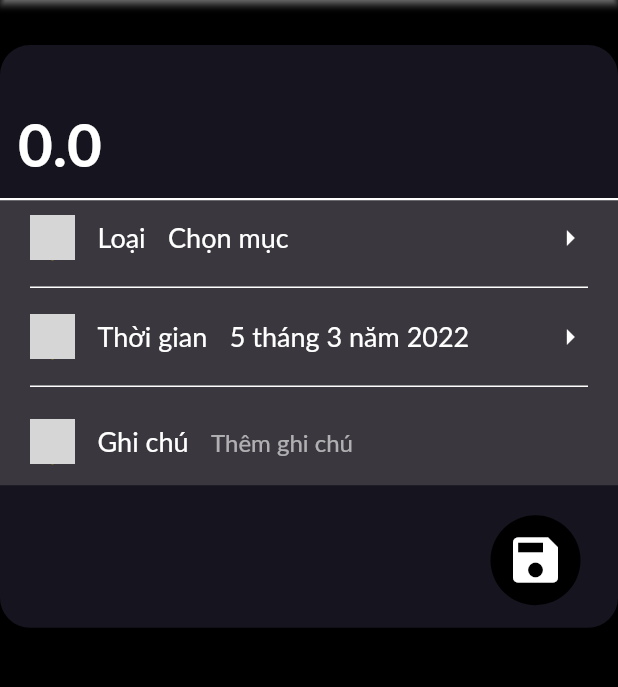
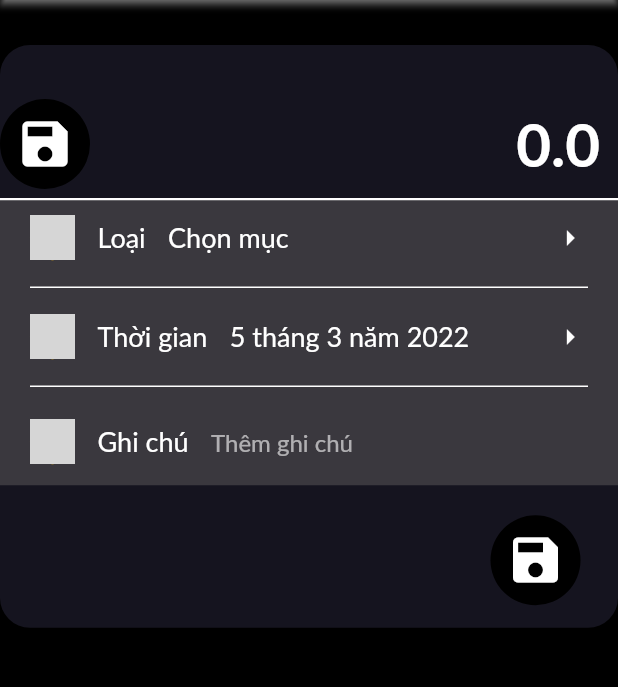
Before and after one commit to viettranvan/spending_management, a Flutter app: the NewSpendingView screen opened directly, on a phone screen of 412 x 824 dp, the part 84-771 px from its top. Run offline on Flutter 3.47's test engine with Material 2 defaults, Android fonts, the phone set to English and light mode, and no system bars; our stand-ins replace bloc, firebase_auth, firebase_core, firebase_storage, flutter_bloc, image_picker and 1 more; accounts and stored records are empty; network calls fail; Roboto replaces fonts that are missing (Lato); grey boxes are pictures that could not be loaded.

Commit message:
pick spending type value

```diff
--- a/lib/UI/bottom_modal_sheet/spending/bloc/spending_bloc.dart
+++ b/lib/UI/bottom_modal_sheet/spending/bloc/spending_bloc.dart
@@ -1,7 +1,7 @@
 import 'package:bloc/bloc.dart';
 import 'package:flutter/cupertino.dart';
 import '../mockdata/spending_data.dart';
-import '../model/spending.dart';
+import '../../../../models/spending_model.dart';
 
 part 'spending_event.dart';
 part 'spending_state.dart';
--- a/lib/UI/bottom_modal_sheet/spending/mockdata/spending_data.dart
+++ b/lib/UI/bottom_modal_sheet/spending/mockdata/spending_data.dart
@@ -1,5 +1,5 @@
 
-import '../model/spending.dart';
+import '../../../../models/spending_model.dart';
 
 List<SpendingModel> listSpending = [
   SpendingModel(iconPath: '',title: 'Thực phẩm'),
--- a/lib/UI/bottom_modal_sheet/spending/view/spending_view.dart
+++ b/lib/UI/bottom_modal_sheet/spending/view/spending_view.dart
@@ -1,6 +1,7 @@
 import 'package:flutter/material.dart';
 import 'package:flutter_bloc/flutter_bloc.dart';
 import 'package:spending_management/UI/bottom_modal_sheet/spending/bloc/spending_bloc.dart';
+import 'package:spending_management/models/spending_model.dart';
 import '../../widget/widget.dart';
 
 class SpendingView extends StatelessWidget {
@@ -14,6 +15,7 @@ class SpendingView extends StatelessWidget {
       return BlocBuilder<SpendingBloc,SpendingState>(
         builder:(context, state) =>  GestureDetector(
           onTap: () {
+            Navigator.of(context).pop<SpendingModel>((state as SpendingInitial).lists[index]);
           },
           child: TypeItem(
             iconPath:
--- a/lib/UI/new_spending/bloc/new_spending_event.dart
+++ b/lib/UI/new_spending/bloc/new_spending_event.dart
@@ -14,3 +14,9 @@ class PickDate extends NewSpendingEvent {
 
   PickDate({required this.date});
 }
+
+class PickSpendingType extends NewSpendingEvent {
+  final SpendingModel? spendingModel;
+
+  PickSpendingType({required this.spendingModel});
+}
--- a/lib/UI/new_spending/bloc/new_spending_state.dart
+++ b/lib/UI/new_spending/bloc/new_spending_state.dart
@@ -6,13 +6,15 @@ abstract class NewSpendingState {}
 class NewSpendingInitial extends NewSpendingState {
   final String money;
   final String? chooseDay;
+  final SpendingModel? spendingType;
 
-  NewSpendingInitial({required this.money, this.chooseDay});
+  NewSpendingInitial({required this.money, this.chooseDay, this.spendingType});
 
-  NewSpendingInitial update({String? money, String? chooseDay}){
+  NewSpendingInitial update({String? money, String? chooseDay, SpendingModel? spendingType}){
     return NewSpendingInitial(
       money: money  ?? this.money,
-      chooseDay: chooseDay ?? this.chooseDay
+      chooseDay: chooseDay ?? this.chooseDay,
+      spendingType: spendingType ?? this.spendingType
     );
   }
 }
--- a/lib/UI/new_spending/view/new_spending_view.dart
+++ b/lib/UI/new_spending/view/new_spending_view.dart
@@ -1,5 +1,7 @@
 import 'package:flutter/material.dart';
 import 'package:flutter_bloc/flutter_bloc.dart';
+import 'package:spending_management/UI/bottom_modal_sheet/type_modal_bs.dart/bloc/type_bloc.dart';
+import 'package:spending_management/models/spending_model.dart';
 import 'package:spending_management/utils/utils.dart';
 
 import '../../bottom_modal_sheet/type_modal_bs.dart/view/type_modal_bs.dart';
@@ -50,7 +52,7 @@ class NewSpendingView extends StatelessWidget {
                     mainAxisAlignment: MainAxisAlignment.start,
                     crossAxisAlignment: CrossAxisAlignment.start,
                     children: [
-                      _moneyTextField(bloc),
+                      _moneyTextField(context, bloc),
                       _moneyValue(state),
                       Container(
                         padding: const EdgeInsets.symmetric(horizontal: 20.0),
@@ -61,7 +63,7 @@ class NewSpendingView extends StatelessWidget {
                             )),
                         child: Column(
                           children: [
-                            _type(context),
+                            _type(context, bloc),
                             const CustomDivider(),
                             _time(context),
                             const CustomDivider(),
@@ -96,20 +98,57 @@ class NewSpendingView extends StatelessWidget {
     );
   }
 
-  Widget _moneyTextField(NewSpendingBloc bloc) {
-    return TextField(
+  Widget _moneyTextField(BuildContext context, NewSpendingBloc bloc) {
+    return Row(
+      children: [
+        BlocBuilder<NewSpendingBloc, NewSpendingState>(
+          builder: (context, state) => Row(
+            crossAxisAlignment: CrossAxisAlignment.end,
+            children: [
+              GestureDetector(
+                onTap: () => _openSpendingType(context, bloc),
+                child: const CircleAvatar(
+                  radius: 30.0,
+                  child: Icon(
+                    Icons.save,
+                    size: 40.0,
+                  ),
+                ),
+              ),
+              const SizedBox(
+                width: 5.0,
+              ),
+              (state as NewSpendingInitial).spendingType == null
+                  ? const Padding(
+                      padding: EdgeInsets.only(bottom: 10.0),
+                      child: Text(''),
+                    )
+                  : Padding(
+                      padding: const EdgeInsets.only(bottom: 10.0),
+                      child: Text(state.spendingType?.title ?? ''),
+                    ),
+            ],
+          ),
+        ),
+        Expanded(
+          child: TextField(
             controller: bloc.moneyController,
             style: kTextSize40BoldWhite,
             keyboardType: TextInputType.number,
             onChanged: (value) {
               bloc.add(MoneyChange(money: value));
             },
+            textAlign: TextAlign.end,
             decoration: const InputDecoration(
               filled: true,
               fillColor: AppColor.background,
               hintText: '0.0',
               hintStyle: kTextSize40BoldWhite,
-          border: InputBorder.none),
+              border: InputBorder.none,
+            ),
+          ),
+        ),
+      ],
     );
   }
 
@@ -126,9 +165,9 @@ class NewSpendingView extends StatelessWidget {
     );
   }
 
-  Widget _type(BuildContext context) {
+  Widget _type(BuildContext context, NewSpendingBloc bloc) {
     return InkWell(
-      onTap: () => _openNewLookBook(context),
+      onTap: () => _openSpendingType(context, bloc),
       child: Padding(
         padding: const EdgeInsets.symmetric(vertical: 10.0),
         child: Row(
@@ -255,11 +294,8 @@ class NewSpendingView extends StatelessWidget {
     Tab(text: 'Thu nhập'),
   ];
 
-  _onSelectedTemplate(template) {
-      // print(template);
-    }
-
-  _openNewLookBook(BuildContext context) {
-    TypeModalBS.show(context,_onSelectedTemplate);
+  _openSpendingType(BuildContext context, NewSpendingBloc bloc) async {
+    SpendingModel? model = await TypeModalBS.show(context);
+    bloc.add(PickSpendingType(spendingModel: model));
   }
 }
```
Also changed, not shown: lib/UI/bottom_modal_sheet/type_modal_bs.dart/view/type_modal_bs.dart (+6 -7 lines), lib/UI/new_spending/bloc/new_spending_bloc.dart (+12 -0 lines), lib/models/spending_model.dart (renamed from lib/UI/bottom_modal_sheet/spending/model/spending.dart). Lines whose indentation alone changed are shown as unchanged.
